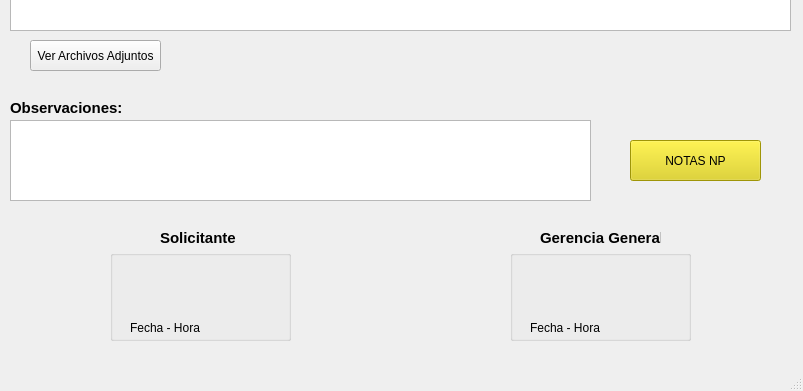
This is ventanaVerNP.ui in AyeQuinteros15/DemoPracticas as Qt 5 draws it before an edit; both pictures show x 0 to 803 and y 339 to 730 of the 803 by 730 pixel window. The edited form follows.
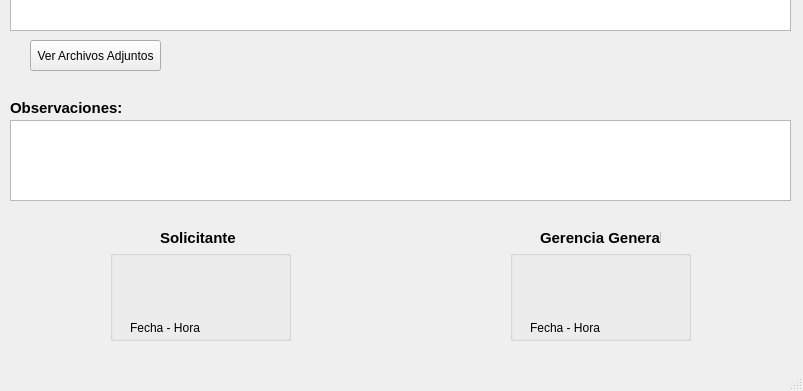
This is the edited form. Icons and pictures are not drawn.

```diff
--- a/ventanaVerNP.ui
+++ b/ventanaVerNP.ui
@@ -204,7 +204,7 @@
      <rect>
       <x>10</x>
       <y>440</y>
-      <width>581</width>
+      <width>781</width>
       <height>81</height>
      </rect>
     </property>
@@ -514,23 +514,6 @@
      <string>Ver Archivos Adjuntos</string>
     </property>
    </widget>
-   <widget class="QPushButton" name="btnNotas_NP">
-    <property name="geometry">
-     <rect>
-      <x>630</x>
-      <y>460</y>
-      <width>131</width>
-      <height>41</height>
-     </rect>
-    </property>
-    <property name="styleSheet">
-     <string notr="true">background-color: rgb(223, 209, 10);
-color: rgb(0, 0, 0);</string>
-    </property>
-    <property name="text">
-     <string>NOTAS NP</string>
-    </property>
-   </widget>
    <widget class="QLabel" name="lblEstadoNP_NP">
     <property name="geometry">
      <rect>
```
